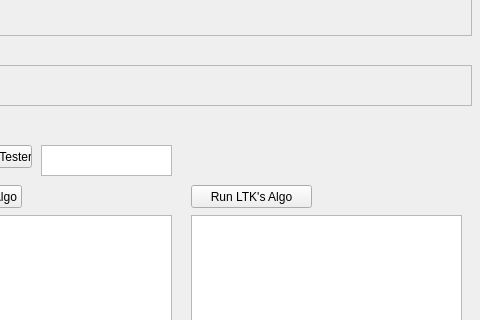
jellingwei/cs4221-Database-Case-Tool, file CaseTool/casetool.ui: the form before one commit; both pictures show x 119 to 599 and y 162 to 482 of the 599 by 656 pixel window.
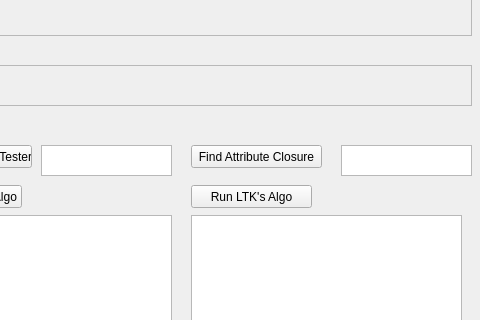
The form after the commit.

Commit message: Quick addition of attribute closure finder

Diff of the .ui file:
```diff
--- a/CaseTool/casetool.ui
+++ b/CaseTool/casetool.ui
@@ -246,6 +246,32 @@
      <string>Delete</string>
     </property>
    </widget>
+   <widget class="QListWidget" name="outputAttrClosure">
+    <property name="geometry">
+     <rect>
+      <x>460</x>
+      <y>290</y>
+      <width>131</width>
+      <height>31</height>
+     </rect>
+    </property>
+    <property name="toolTip">
+     <string>Enter a starting set of attributes in LHS. Then run Attribute Closure</string>
+    </property>
+   </widget>
+   <widget class="QPushButton" name="runAttrClosure">
+    <property name="geometry">
+     <rect>
+      <x>310</x>
+      <y>290</y>
+      <width>131</width>
+      <height>23</height>
+     </rect>
+    </property>
+    <property name="text">
+     <string>Find Attribute Closure</string>
+    </property>
+   </widget>
   </widget>
   <widget class="QMenuBar" name="menuBar">
    <property name="geometry">
```
Left out of the diff: 17 changed lines with no effect on the pictures. The commit also changes 2 other files.
